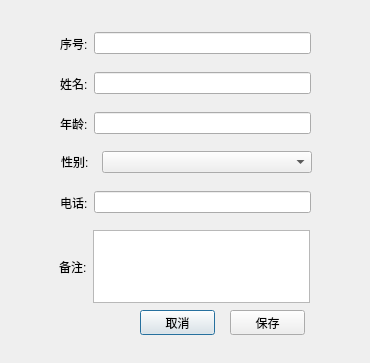
Above: MyPyQt5LearnExamples/TableUiOpt/InfoDlg.ui from blastLittleTiger/PythonModuleNotes before the change. Below: the same form after it.
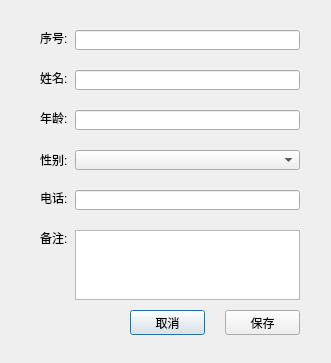
That is the form after the change. Icons and pictures are not drawn.

Commit message:
取消了布局，解决了位置的问题，解决了一次插入多个cell的问题
取消了布局，解决了位置的问题，解决了一次插入多个cell的问题

What changed in the file:
```diff
--- a/MyPyQt5LearnExamples/TableUiOpt/InfoDlg.ui
+++ b/MyPyQt5LearnExamples/TableUiOpt/InfoDlg.ui
@@ -6,7 +6,7 @@
    <rect>
     <x>0</x>
     <y>0</y>
-    <width>370</width>
+    <width>331</width>
     <height>363</height>
    </rect>
   </property>
@@ -20,7 +20,7 @@
   <widget class="QPushButton" name="pushBtnCancle">
    <property name="geometry">
     <rect>
-     <x>140</x>
+     <x>130</x>
      <y>310</y>
      <width>75</width>
      <height>25</height>
@@ -33,7 +33,7 @@
   <widget class="QPushButton" name="pushBtnOkay">
    <property name="geometry">
     <rect>
-     <x>230</x>
+     <x>225</x>
      <y>310</y>
      <width>75</width>
      <height>25</height>
@@ -43,131 +43,133 @@
     <string>保存</string>
    </property>
   </widget>
-  <widget class="QWidget" name="layoutWidget">
-   <property name="geometry">
-    <rect>
-     <x>60</x>
-     <y>31</y>
-     <width>251</width>
-     <height>25</height>
-    </rect>
-   </property>
-   <layout class="QHBoxLayout" name="horizontalLayout">
-    <item>
      <widget class="QLabel" name="labelNo">
+   <property name="geometry">
+    <rect>
+     <x>40</x>
+     <y>30</y>
+     <width>30</width>
+     <height>16</height>
+    </rect>
+   </property>
       <property name="text">
        <string>序号:</string>
       </property>
      </widget>
-    </item>
-    <item>
-     <widget class="QLineEdit" name="lineEdNo"/>
-    </item>
-   </layout>
+  <widget class="QLineEdit" name="lineEdNo">
+   <property name="geometry">
+    <rect>
+     <x>75</x>
+     <y>30</y>
+     <width>225</width>
+     <height>20</height>
+    </rect>
+   </property>
   </widget>
-  <widget class="QWidget" name="layoutWidget">
+  <widget class="QLabel" name="labelOtherInfo">
    <property name="geometry">
     <rect>
-     <x>60</x>
-     <y>71</y>
-     <width>251</width>
-     <height>25</height>
+     <x>40</x>
+     <y>230</y>
+     <width>30</width>
+     <height>16</height>
     </rect>
    </property>
-   <layout class="QHBoxLayout" name="horizontalLayout_2">
-    <item>
+   <property name="text">
+    <string>备注:</string>
+   </property>
+  </widget>
+  <widget class="QTextEdit" name="textEdOtherinfo">
+   <property name="geometry">
+    <rect>
+     <x>75</x>
+     <y>230</y>
+     <width>225</width>
+     <height>70</height>
+    </rect>
+   </property>
+  </widget>
+  <widget class="QLabel" name="labelPhone">
+   <property name="geometry">
+    <rect>
+     <x>40</x>
+     <y>190</y>
+     <width>30</width>
+     <height>16</height>
+    </rect>
+   </property>
+   <property name="text">
+    <string>电话:</string>
+   </property>
+  </widget>
+  <widget class="QLineEdit" name="lineEdPhone">
+   <property name="geometry">
+    <rect>
+     <x>75</x>
+     <y>190</y>
+     <width>225</width>
+     <height>20</height>
+    </rect>
+   </property>
+  </widget>
      <widget class="QLabel" name="labelName">
+   <property name="geometry">
+    <rect>
+     <x>40</x>
+     <y>70</y>
+     <width>30</width>
+     <height>16</height>
+    </rect>
+   </property>
       <property name="text">
        <string>姓名:</string>
       </property>
      </widget>
-    </item>
-    <item>
-     <widget class="QLineEdit" name="lineEdName"/>
-    </item>
-   </layout>
-  </widget>
-  <widget class="QWidget" name="layoutWidget">
+  <widget class="QLineEdit" name="lineEdName">
    <property name="geometry">
     <rect>
-     <x>60</x>
-     <y>111</y>
-     <width>251</width>
-     <height>25</height>
+     <x>75</x>
+     <y>70</y>
+     <width>225</width>
+     <height>20</height>
     </rect>
    </property>
-   <layout class="QHBoxLayout" name="horizontalLayout_3">
-    <item>
+  </widget>
      <widget class="QLabel" name="labelAge">
+   <property name="geometry">
+    <rect>
+     <x>40</x>
+     <y>110</y>
+     <width>30</width>
+     <height>16</height>
+    </rect>
+   </property>
       <property name="text">
        <string>年龄:</string>
       </property>
      </widget>
-    </item>
-    <item>
-     <widget class="QLineEdit" name="lineEdAge"/>
-    </item>
-   </layout>
-  </widget>
-  <widget class="QWidget" name="layoutWidget">
+  <widget class="QLineEdit" name="lineEdAge">
    <property name="geometry">
     <rect>
-     <x>60</x>
-     <y>190</y>
-     <width>251</width>
-     <height>25</height>
+     <x>75</x>
+     <y>110</y>
+     <width>225</width>
+     <height>20</height>
     </rect>
    </property>
-   <layout class="QHBoxLayout" name="horizontalLayout_5">
-    <item>
-     <widget class="QLabel" name="labelPhone">
-      <property name="text">
-       <string>电话:</string>
-      </property>
-     </widget>
-    </item>
-    <item>
-     <widget class="QLineEdit" name="lineEdPhone"/>
-    </item>
-   </layout>
-  </widget>
-  <widget class="QWidget" name="layoutWidget">
-   <property name="geometry">
-    <rect>
-     <x>59</x>
-     <y>230</y>
-     <width>251</width>
-     <height>73</height>
-    </rect>
-   </property>
-   <layout class="QHBoxLayout" name="horizontalLayout_6">
-    <item>
-     <widget class="QLabel" name="labelOtherInfo">
-      <property name="text">
-       <string>备注:</string>
-      </property>
-     </widget>
-    </item>
-    <item>
-     <widget class="QTextEdit" name="textEdOtherinfo"/>
-    </item>
-   </layout>
-  </widget>
-  <widget class="QWidget" name="layoutWidget">
-   <property name="geometry">
-    <rect>
-     <x>61</x>
-     <y>151</y>
-     <width>251</width>
-     <height>22</height>
-    </rect>
-   </property>
-   <layout class="QHBoxLayout" name="horizontalLayout_4">
-    <item>
+  </widget>
      <widget class="QLabel" name="labelGender">
       <property name="enabled">
        <bool>true</bool>
       </property>
+   <property name="geometry">
+    <rect>
+     <x>40</x>
+     <y>150</y>
+     <width>30</width>
+     <height>20</height>
+    </rect>
+   </property>
       <property name="minimumSize">
        <size>
         <width>20</width>
@@ -184,12 +186,18 @@
        <string>性别:</string>
       </property>
      </widget>
-    </item>
-    <item>
-     <widget class="QComboBox" name="comboBoxAge">
+  <widget class="QComboBox" name="comboBoxGender">
       <property name="enabled">
        <bool>true</bool>
       </property>
+   <property name="geometry">
+    <rect>
+     <x>75</x>
+     <y>150</y>
+     <width>225</width>
+     <height>20</height>
+    </rect>
+   </property>
       <property name="minimumSize">
        <size>
         <width>210</width>
@@ -199,9 +207,6 @@
       <property name="whatsThis">
        <string>&lt;html&gt;&lt;head/&gt;&lt;body&gt;&lt;p&gt;&lt;br/&gt;&lt;/p&gt;&lt;/body&gt;&lt;/html&gt;</string>
       </property>
-     </widget>
-    </item>
-   </layout>
   </widget>
  </widget>
  <resources/>
```
Lines whose indentation alone changed are shown as unchanged. The commit also changes 4 other files.
